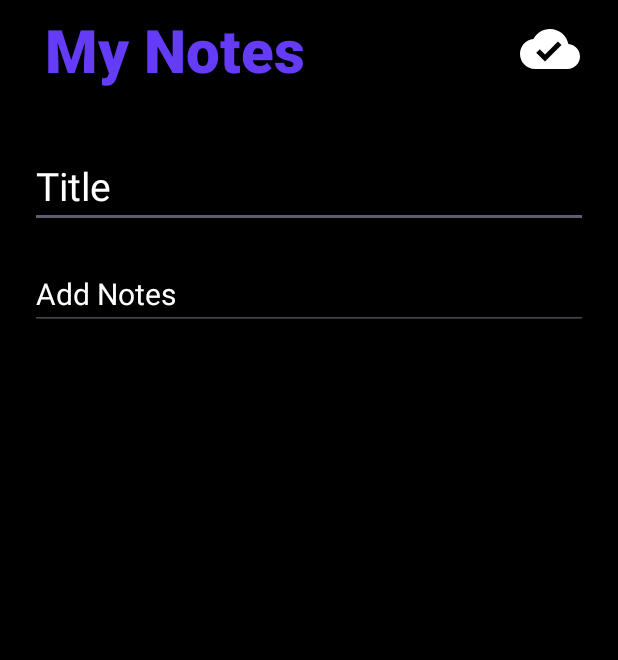
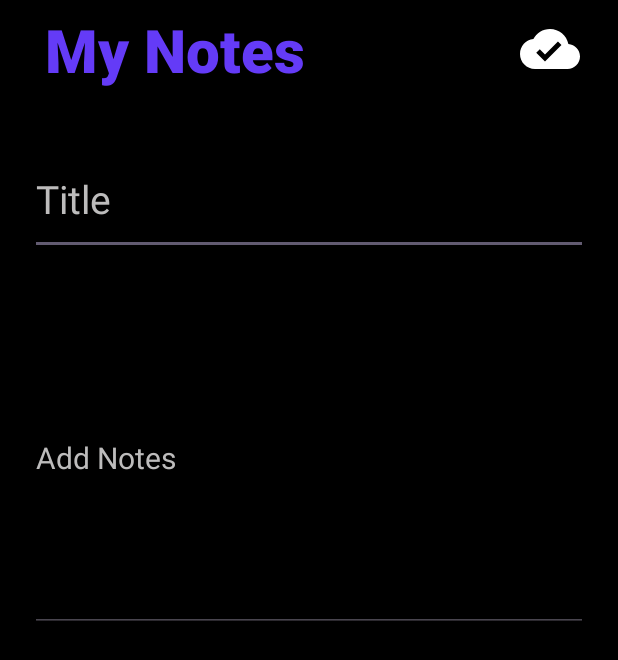
Before and after one commit to shivjeet1/My-Notes, an Android app: the NotesTakeActivity screen opened directly, with no data from a screen before it, on a phone screen of 412 x 824 dp. Shown: the top 660 px of the screen. Run offline under Robolectric (Android 15) with nearby library versions, the phone set to English and light mode, and no system bars; our stand-ins replace Room's generated code.

Commit message:
minor-layout-changes

```diff
--- a/app/src/main/res/layout/activity_notes_take.xml
+++ b/app/src/main/res/layout/activity_notes_take.xml
@@ -35,27 +35,28 @@
             android:layout_centerVertical="true"
             android:layout_marginHorizontal="25dp"/>
     </RelativeLayout>
+
     <EditText
         android:id="@+id/titleEdt"
         android:layout_width="match_parent"
-        android:layout_height="wrap_content"
-        android:textColor="@color/white"
-        android:hint="Title"
-        android:textColorHint="@color/white"
-        android:textSize="26sp"
+        android:layout_height="74dp"
         android:layout_marginHorizontal="20dp"
         android:layout_marginTop="30dp"
-        android:singleLine="true"/>
+        android:hint="Title"
+        android:singleLine="true"
+        android:textColor="@color/white"
+        android:textColorHint="#BDBCBC"
+        android:textSize="26sp" />
+
     <EditText
         android:id="@+id/noteEdt"
         android:layout_width="match_parent"
-        android:layout_height="wrap_content"
+        android:layout_height="231dp"
+        android:layout_marginHorizontal="20dp"
+        android:layout_marginTop="20dp"
+        android:hint="Add Notes"
         android:textColor="@color/white"
-        android:hint="Add Notes"
-        android:textColorHint="@color/white"
-        android:textSize="20sp"
-        android:layout_marginTop="20dp"
-        android:layout_marginHorizontal="20dp"
-        />
+        android:textColorHint="#BDBCBC"
+        android:textSize="20sp" />
 
 </LinearLayout>
```
Also changed, not shown: app/src/main/res/layout/activity_main.xml (+13 -11 lines), app/src/main/res/values/colors.xml (+12 -0 lines).
